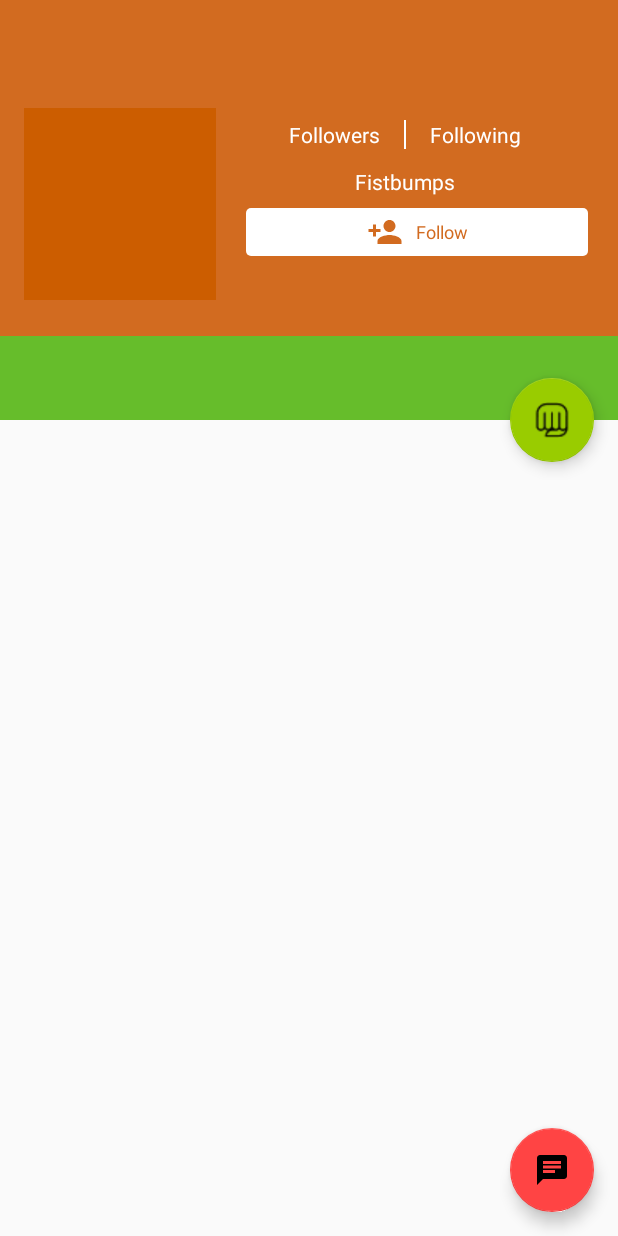
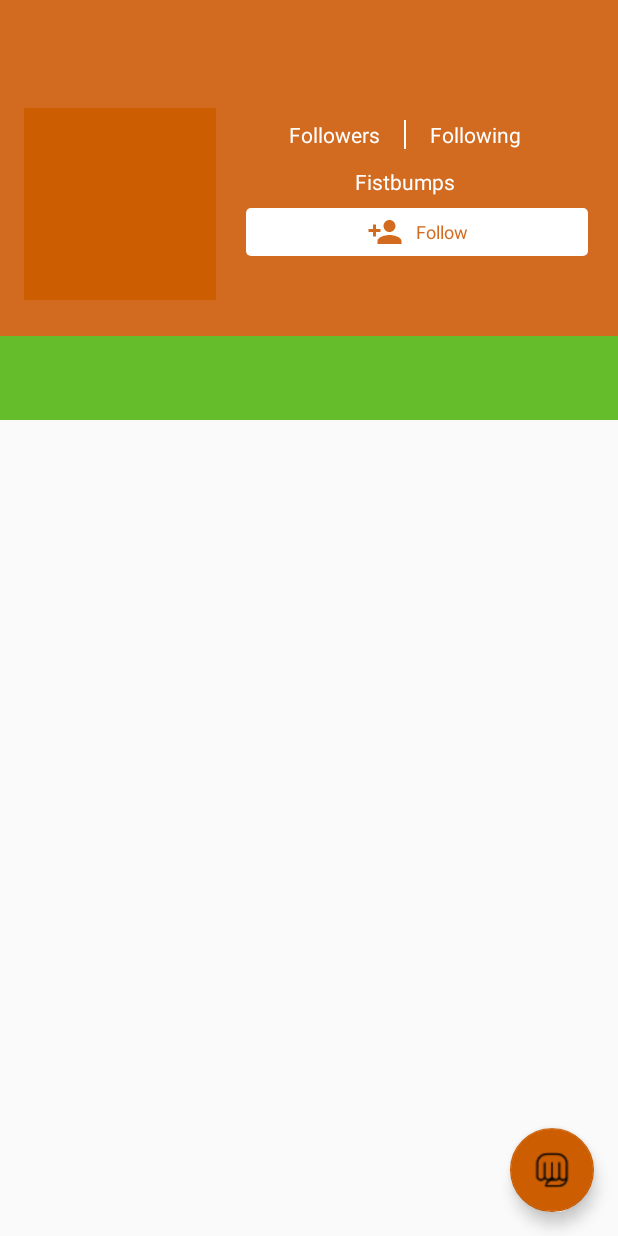
Before and after one commit to jerbotron/PepRally_Android, an Android app: the layout activity_profile.xml on its own in the app's theme, with its tools: preview values and no code run, on a phone screen of 412 x 824 dp. Run offline under Robolectric (Android 15) with nearby library versions, the phone set to English and light mode, and no system bars; plain views replace ProfilePictureView.

Commit message:
fixed user post bugs

```diff
--- a/app/src/main/java/com/peprally/jeremy/peprally/fragments/ProfileViewFragment.java
+++ b/app/src/main/java/com/peprally/jeremy/peprally/fragments/ProfileViewFragment.java
@@ -13,7 +13,6 @@ import android.widget.LinearLayout;
 import android.widget.TextView;
 
 import com.peprally.jeremy.peprally.R;
-import com.peprally.jeremy.peprally.activities.ProfileActivity;
 
 import java.util.HashMap;
 import java.util.Map;
--- a/app/src/main/res/layout/activity_profile.xml
+++ b/app/src/main/res/layout/activity_profile.xml
@@ -1,6 +1,7 @@
 <?xml version="1.0" encoding="utf-8"?>
 <android.support.design.widget.CoordinatorLayout xmlns:android="http://schemas.android.com/apk/res/android"
     xmlns:app="http://schemas.android.com/apk/res-auto"
+    android:id="@+id/profile_activity_root"
     android:layout_width="match_parent"
     android:layout_height="match_parent"
     android:fitsSystemWindows="true">
@@ -58,15 +59,15 @@
         android:layout_width="match_parent"
         android:layout_height="match_parent">
         <android.support.design.widget.FloatingActionButton
-            android:id="@+id/fab_profile_new_post"
+            android:id="@+id/fab_profile_action"
             android:layout_width="wrap_content"
             android:layout_height="wrap_content"
             android:layout_margin="@dimen/fab_margin"
-            android:src="@drawable/ic_post_msg"
-            app:backgroundTint="@android:color/holo_red_light"
+            android:src="@drawable/icon_fist_bump"
+            android:clickable="true"
             android:layout_alignParentBottom="true"
             android:layout_alignParentRight="true"
-            android:clickable="true" />
+            app:backgroundTint="@color/colorFABFistbump" />
         <!--<LinearLayout-->
             <!--android:layout_width="match_parent"-->
             <!--android:layout_height="wrap_content"-->
@@ -91,15 +92,4 @@
         <!--</LinearLayout>-->
     </RelativeLayout>
 
-    <android.support.design.widget.FloatingActionButton
-        android:id="@+id/profile_firstbump_fab"
-        android:layout_width="wrap_content"
-        android:layout_height="wrap_content"
-        android:layout_margin="@dimen/fab_margin"
-        android:src="@drawable/icon_fist_bump"
-        app:backgroundTint="@android:color/holo_green_light"
-        app:layout_anchor="@id/profile_app_bar_layout"
-        app:layout_anchorGravity="bottom|end"
-        android:clickable="true" />
-
 </android.support.design.widget.CoordinatorLayout>
--- a/app/src/main/res/values/colors.xml
+++ b/app/src/main/res/values/colors.xml
@@ -9,4 +9,7 @@
     <color name="colorWhite">#FFFFFF</color>
     <color name="colorBackground">#F9F9F9</color>
     <color name="colorFollowing">#66BD2B</color>
+
+    <color name="colorFABFistbump">#CC5D00</color>
+    <color name="colorFABPost">#FF4444</color>
 </resources>
```
Also changed, not shown: app/src/main/AndroidManifest.xml (+6 -2 lines), app/src/main/java/com/peprally/jeremy/peprally/activities/ProfileActivity.java (+47 -63 lines), app/src/main/java/com/peprally/jeremy/peprally/adapter/NewPostCardAdapter.java (+24 -3 lines), app/src/main/java/com/peprally/jeremy/peprally/fragments/ProfilePostsFragment.java (+26 -11 lines).
